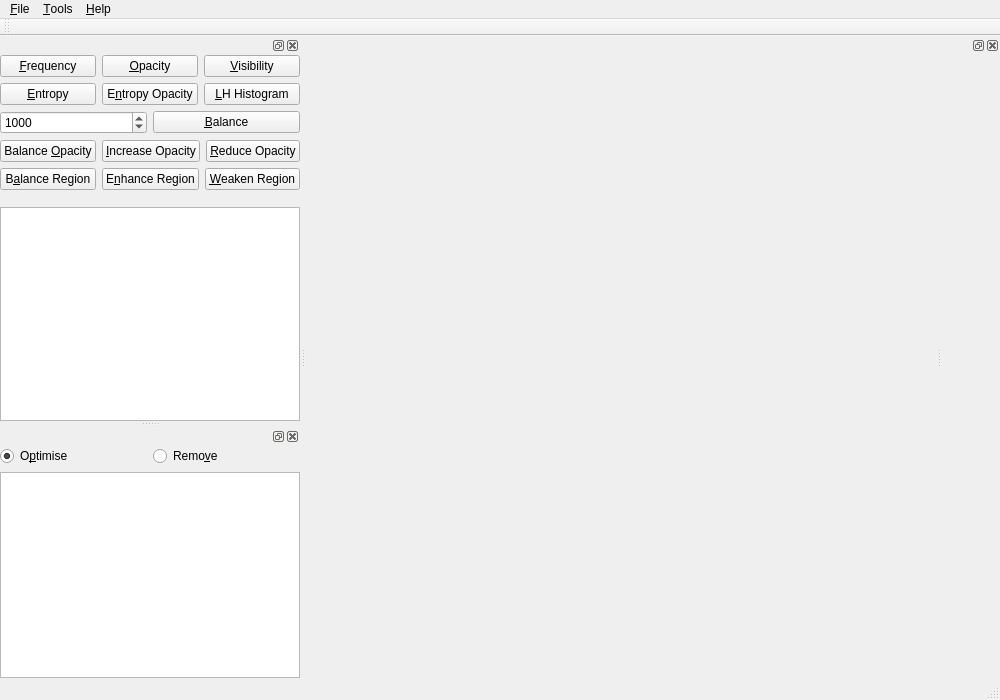
The window that VolumeRenderer/mainwindow.ui (luosz/volume-visualiser) describes before a commit, drawn with Qt 5.
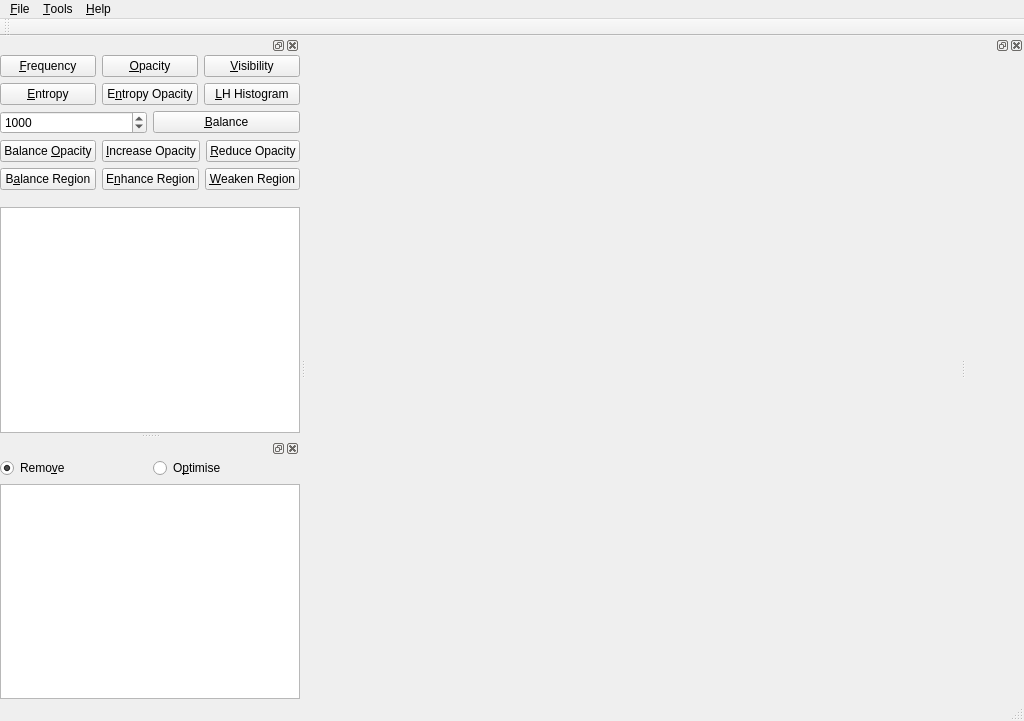
The same window after the commit.

Commit message: update window size

The edit to the form file:
```diff
--- a/VolumeRenderer/mainwindow.ui
+++ b/VolumeRenderer/mainwindow.ui
@@ -6,10 +6,16 @@
    <rect>
     <x>0</x>
     <y>0</y>
-    <width>1000</width>
-    <height>700</height>
+    <width>1024</width>
+    <height>721</height>
    </rect>
   </property>
+  <property name="sizePolicy">
+   <sizepolicy hsizetype="Preferred" vsizetype="Preferred">
+    <horstretch>0</horstretch>
+    <verstretch>0</verstretch>
+   </sizepolicy>
+  </property>
   <property name="windowTitle">
    <string>Volume Renderer</string>
   </property>
@@ -37,7 +43,7 @@
     <rect>
      <x>0</x>
      <y>0</y>
-     <width>1000</width>
+     <width>1024</width>
      <height>26</height>
     </rect>
    </property>
@@ -328,20 +334,23 @@
          <property name="rightMargin">
           <number>0</number>
          </property>
-         <item>
-          <widget class="QRadioButton" name="radioButton_optimise">
-           <property name="text">
-            <string>O&amp;ptimise</string>
-           </property>
-           <property name="checked">
-            <bool>true</bool>
-           </property>
-          </widget>
-         </item>
          <item>
           <widget class="QRadioButton" name="radioButton_remove">
            <property name="text">
             <string>Remo&amp;ve</string>
+           </property>
+           <property name="checked">
+            <bool>true</bool>
+           </property>
+          </widget>
+         </item>
+         <item>
+          <widget class="QRadioButton" name="radioButton_optimise">
+           <property name="text">
+            <string>O&amp;ptimise</string>
+           </property>
+           <property name="checked">
+            <bool>false</bool>
            </property>
           </widget>
          </item>
```
The commit also changes 2 other files.
